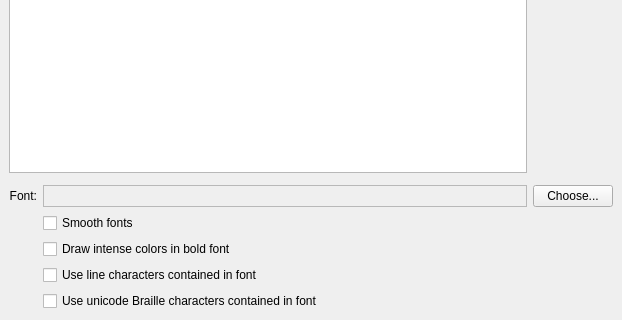
Above: src/widgets/EditProfileAppearancePage.ui from KDE/konsole before the change; both pictures show x 0 to 622 and y 156 to 476 of the 622 by 476 pixel window. Below: the same form after it.
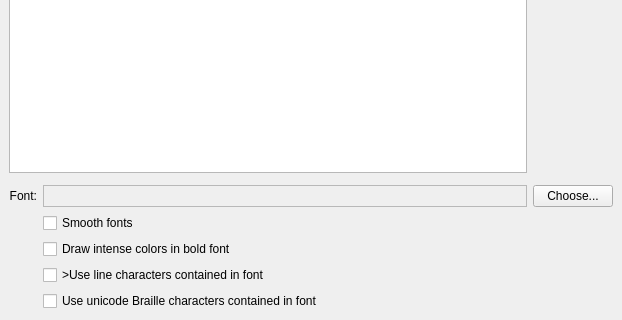
That is the form after the change. Custom widgets are drawn as their Qt base class.

Commit message:
add comments for line drawing characters
This is added because zh_CN and zh_TW translations mistook
them for drawing a row (like the 80 in 80*24) of characters.
I don't speak other languages so I don't know how many of
them also made it wrong.

Patch:
```diff
--- a/src/widgets/EditProfileAppearancePage.ui
+++ b/src/widgets/EditProfileAppearancePage.ui
@@ -188,7 +188,7 @@
           <string>Use the selected font for line characters instead of the builtin code</string>
          </property>
          <property name="text">
-          <string>Use line characters contained in font</string>
+          <string comment="Characters for drawing lines for a frame or box in TUI programs. Not a row of characters.">>Use line characters contained in font</string>
          </property>
         </widget>
        </item>
```
Left out of the diff: 2 changed lines with no effect on the pictures.
